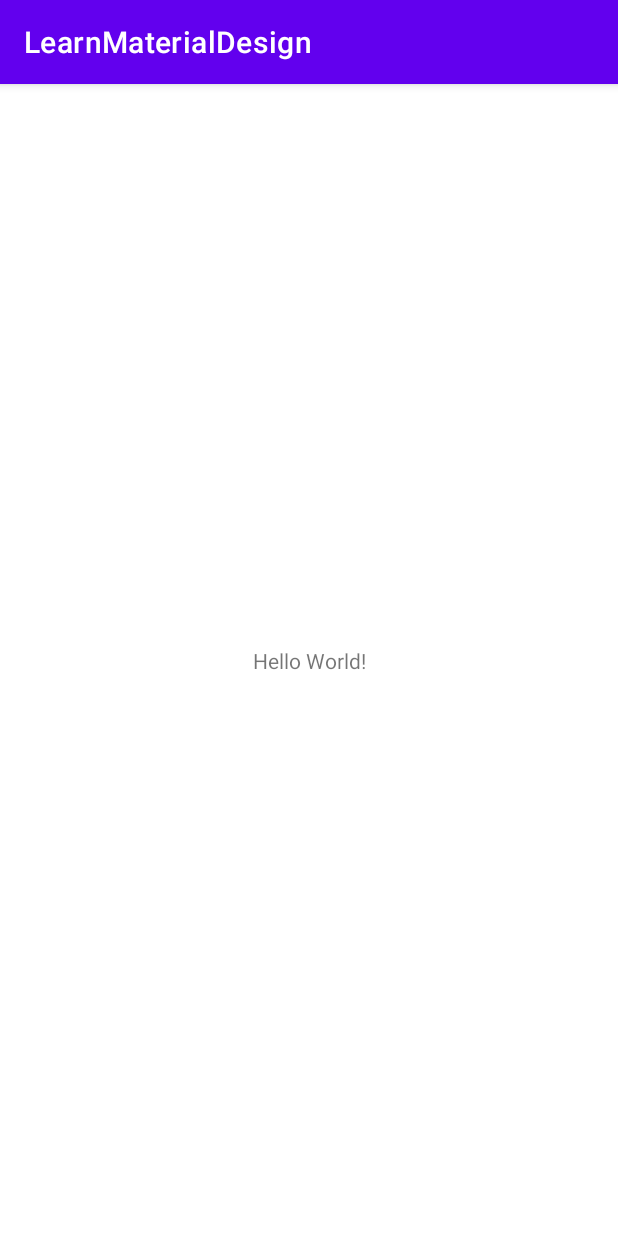
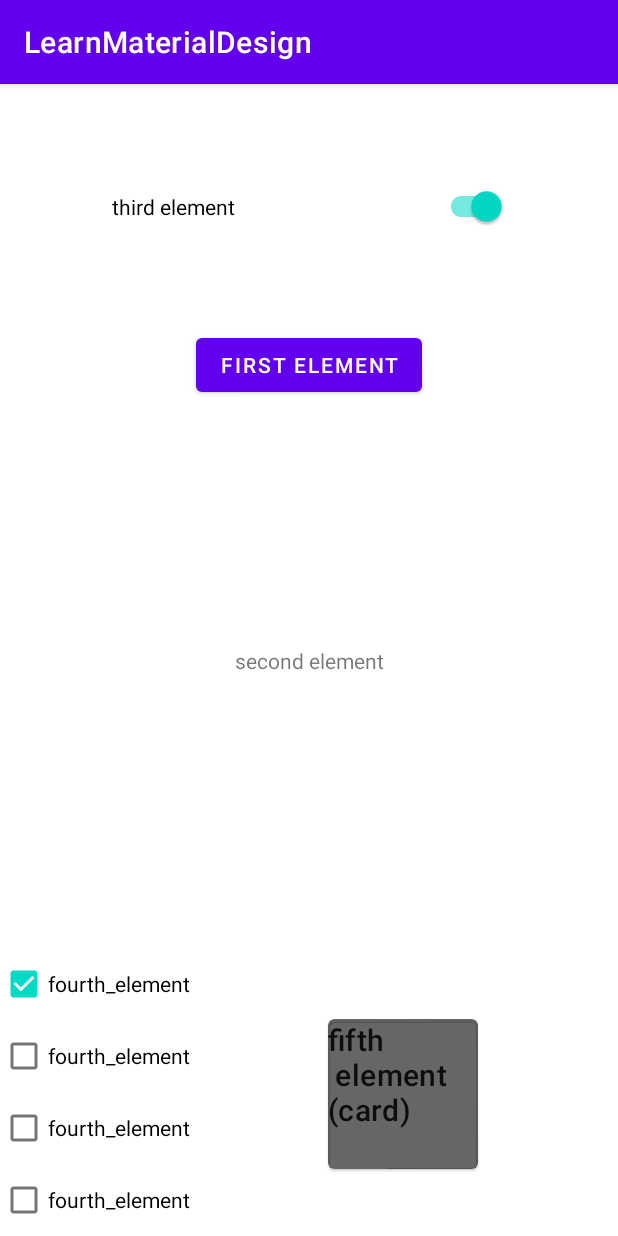
Before and after one commit to DmitryCAP/LarnDesignAndroid, an Android app: the screen it shows after launch (MainActivity), on a phone screen of 412 x 824 dp. Run offline under Robolectric (Android 15) with nearby library versions, the phone set to English and light mode, and no system bars.

Commit message:
elements of design

```diff
--- a/app/src/main/java/com/android/learnmaterialdesign/MainActivity.kt
+++ b/app/src/main/java/com/android/learnmaterialdesign/MainActivity.kt
@@ -7,5 +7,8 @@ class MainActivity : AppCompatActivity() {
     override fun onCreate(savedInstanceState: Bundle?) {
         super.onCreate(savedInstanceState)
         setContentView(R.layout.activity_main)
+
+
+        }
+
     }
-}
--- a/app/src/main/res/layout/activity_main.xml
+++ b/app/src/main/res/layout/activity_main.xml
@@ -7,12 +7,98 @@
     tools:context=".MainActivity">
 
     <TextView
+        android:id="@+id/textView"
         android:layout_width="wrap_content"
         android:layout_height="wrap_content"
-        android:text="Hello World!"
+        android:text="second element"
         app:layout_constraintBottom_toBottomOf="parent"
         app:layout_constraintLeft_toLeftOf="parent"
         app:layout_constraintRight_toRightOf="parent"
         app:layout_constraintTop_toTopOf="parent" />
 
+    <Button
+        android:id="@+id/button3"
+        android:layout_width="wrap_content"
+        android:layout_height="wrap_content"
+        android:text="first element"
+        app:layout_constraintBottom_toTopOf="@+id/textView"
+        app:layout_constraintEnd_toEndOf="parent"
+        app:layout_constraintStart_toStartOf="parent"
+        app:layout_constraintTop_toTopOf="parent" />
+
+    <com.google.android.material.switchmaterial.SwitchMaterial
+        android:layout_width="263dp"
+        android:layout_height="30dp"
+        android:checked="true"
+        android:text="third element"
+        app:layout_constraintBottom_toTopOf="@+id/button3"
+        app:layout_constraintEnd_toEndOf="parent"
+        app:layout_constraintStart_toStartOf="parent"
+        app:layout_constraintTop_toTopOf="parent"
+        tools:ignore="MissingConstraints" />
+
+    <LinearLayout
+        android:id="@+id/linearLayout"
+        android:layout_width="wrap_content"
+        android:layout_height="wrap_content"
+        android:orientation="vertical"
+        app:layout_constraintBottom_toBottomOf="parent"
+        tools:ignore="MissingConstraints">
+
+        <CheckBox
+            android:layout_width="wrap_content"
+            android:layout_height="wrap_content"
+            android:checked="true"
+            android:text="@string/label_1"
+            app:layout_constraintBottom_toBottomOf="parent" />
+
+        <CheckBox
+            android:layout_width="wrap_content"
+            android:layout_height="wrap_content"
+            android:text="@string/label_2"
+            app:layout_constraintBottom_toBottomOf="parent"
+            app:layout_constraintEnd_toEndOf="parent" />
+
+        <CheckBox
+            android:id="@+id/checkBox"
+            android:layout_width="wrap_content"
+            android:layout_height="wrap_content"
+            android:text="@string/label_3"
+            app:layout_constraintBottom_toBottomOf="parent"
+            app:layout_constraintEnd_toEndOf="parent"
+            app:layout_constraintStart_toStartOf="parent" />
+
+        <CheckBox
+            android:id="@+id/checkBox2"
+            android:layout_width="wrap_content"
+            android:layout_height="wrap_content"
+            android:text="@string/label_4"
+            app:layout_constraintBottom_toTopOf="@+id/checkBox"
+            app:layout_constraintEnd_toEndOf="parent"
+            app:layout_constraintStart_toStartOf="parent"
+            app:layout_constraintTop_toBottomOf="@+id/textView" />
+    </LinearLayout>
+
+    <com.google.android.material.card.MaterialCardView
+        android:layout_width="100dp"
+        android:layout_height="100dp"
+        android:checkable="true"
+        android:clickable="true"
+        android:focusable="true"
+        app:cardBackgroundColor="@color/material_on_surface_emphasis_medium"
+
+        app:layout_constraintBottom_toBottomOf="parent"
+        app:layout_constraintEnd_toEndOf="parent"
+        app:layout_constraintHorizontal_bias="0.498"
+        app:layout_constraintStart_toEndOf="@+id/linearLayout"
+        app:layout_constraintTop_toBottomOf="@+id/textView"
+        app:layout_constraintVertical_bias="0.838" >
+        <TextView
+            android:layout_width="wrap_content"
+            android:layout_height="wrap_content"
+            android:text="@string/title"
+            android:textAppearance="?attr/textAppearanceHeadline6"
+            />
+    </com.google.android.material.card.MaterialCardView>
+
 </androidx.constraintlayout.widget.ConstraintLayout>
--- a/app/src/main/res/values/strings.xml
+++ b/app/src/main/res/values/strings.xml
@@ -1,3 +1,11 @@
 <resources>
     <string name="app_name">LearnMaterialDesign</string>
+    <string name="page_title">page_title</string>
+    <string name="search">title_search</string>
+    <string name="label_1">fourth_element</string>
+    <string name="label_2">fourth_element</string>
+    <string name="label_3">fourth_element</string>
+    <string name="label_4">fourth_element</string>
+    <string name="label_5">fourth_element</string>
+    <string name="title">fifth\n element\n(card)</string>
 </resources>
```
